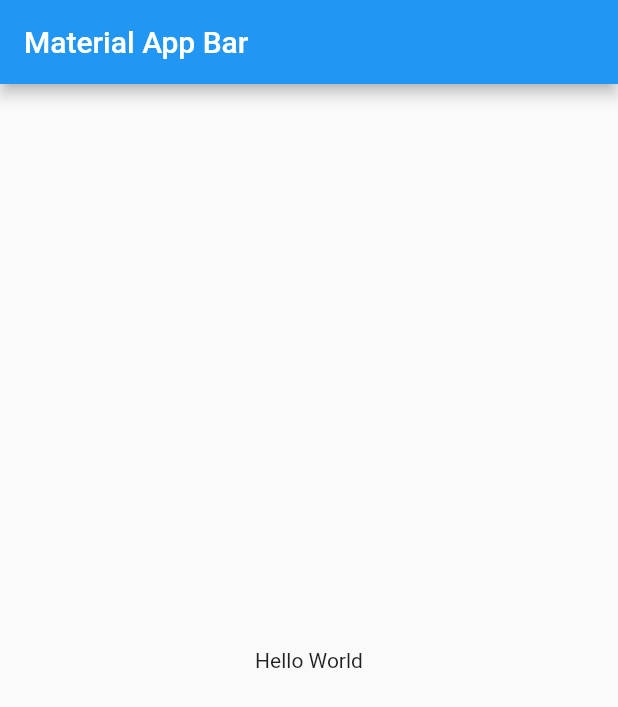
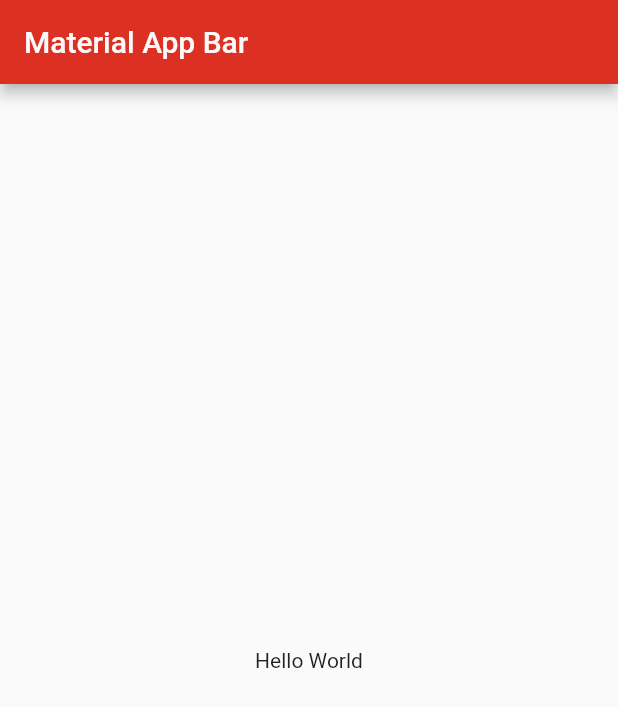
Before and after one commit to egemenongel/flutter_e-commerce_app, a Flutter app: the screen it shows after launch, on a phone screen of 412 x 824 dp. Shown: the top 707 px of the screen. Run offline on Flutter 3.47's test engine with Material 2 defaults, Android fonts, the phone set to English and light mode, and no system bars.

Commit message:
Implement theme

```diff
--- a/lib/main.dart
+++ b/lib/main.dart
@@ -14,6 +14,10 @@ class MyApp extends StatelessWidget {
 
   @override
   Widget build(BuildContext context) {
-    return const MaterialApp(title: 'Ecommerce App', home: HomeView());
+    return MaterialApp(
+      title: 'Ecommerce App',
+      home: const HomeView(),
+      theme: context.watch<ThemeNotifier>().currentTheme,
+    );
   }
 }
```
